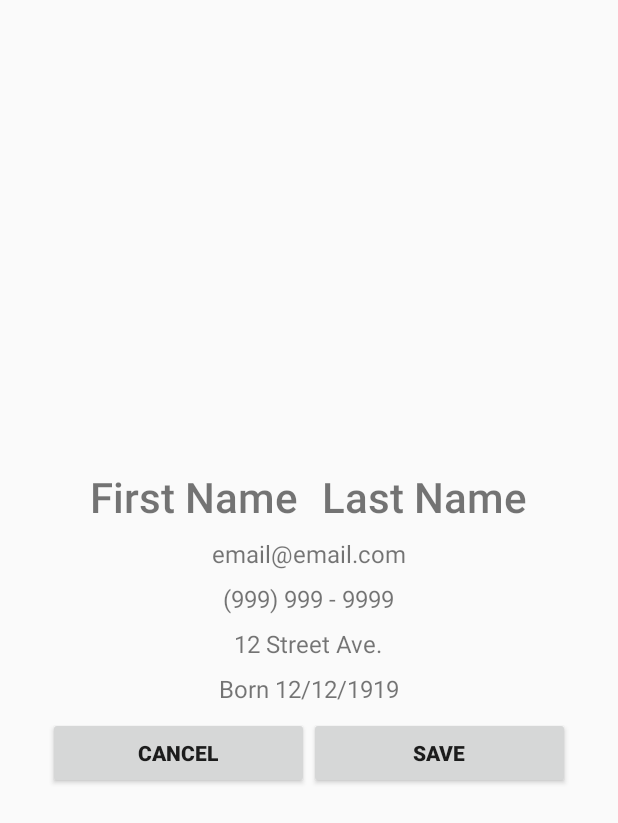
After one commit to Kaleb-kougl/ContactsLoremIpsum, an Android app: the layout contact_dialog.xml on its own in the app's theme, with its tools: preview values and no code run, on a phone screen of 412 x 824 dp. The commit adds this screen. Shown: the top 823 px of the screen. Run offline under Robolectric (Android 15) with nearby library versions, the phone set to English and light mode, and no system bars.

Commit message:
adding xml file for contact dialog, adding contact dialog java class, adding comments to main activity, adding json parser which still needs more setting up

```diff
--- /dev/null
+++ b/app/src/main/java/com/example/splashscreentest/ContactDialog.java
@@ -0,0 +1,48 @@
+package com.example.splashscreentest;
+
+import android.app.Activity;
+import android.app.Dialog;
+import android.os.Bundle;
+import android.view.View;
+import android.view.Window;
+import android.widget.Button;
+
+public class ContactDialog extends Dialog implements View.OnClickListener {
+
+    public Activity c;
+    public Dialog d;
+    public Button save, cancel;
+
+    public ContactDialog(Activity myActivity) {
+        super(myActivity);
+        this.c = myActivity;
+    }
+
+    @Override
+    protected void onCreate(Bundle savedInstanceState) {
+        super.onCreate(savedInstanceState);
+        requestWindowFeature(Window.FEATURE_NO_TITLE);
+        setContentView(R.layout.contact_dialog);
+        save = (Button) findViewById(R.id.save_button);
+        cancel = (Button) findViewById(R.id.cancel_button);
+        save.setOnClickListener(this);
+        cancel.setOnClickListener(this);
+    }
+
+    @Override
+    public void onClick(View view) {
+        switch (view.getId()) {
+            case R.id.save_button:
+//                I think that this may because the finish of the main activty and then closing the app
+//                c.finish();
+                dismiss();
+                break;
+            case R.id.cancel_button:
+                dismiss();
+                break;
+            default:
+               dismiss();
+                break;
+        }
+    }
+}
--- a/app/src/main/java/com/example/splashscreentest/MainActivity.java
+++ b/app/src/main/java/com/example/splashscreentest/MainActivity.java
@@ -8,7 +8,6 @@ import android.util.Log;
 import android.view.View;
 import android.widget.Button;
 import android.widget.TextView;
-import android.widget.Toast;
 
 import com.android.volley.Request;
 import com.android.volley.RequestQueue;
@@ -17,9 +16,14 @@ import com.android.volley.VolleyError;
 import com.android.volley.toolbox.StringRequest;
 import com.android.volley.toolbox.Volley;
 
+import org.json.JSONException;
+import org.json.JSONObject;
+
 public class MainActivity extends AppCompatActivity {
 
-//    for testing purposes
+    /**
+     * This is used to log the error
+     */
     private static final String TAG = "MainActivity";
 
     @Override
@@ -28,7 +32,9 @@ public class MainActivity extends AppCompatActivity {
         super.onCreate(savedInstanceState);
         setContentView(R.layout.activity_main);
 
-//        Event listener for the add button
+        /**
+         * An event listener for the '+' btn
+         */
         Button add = (Button) findViewById(R.id.add_button);
         add.setOnClickListener(new View.OnClickListener() {
             @Override
@@ -40,17 +46,28 @@ public class MainActivity extends AppCompatActivity {
                 final TextView textView = (TextView) findViewById(R.id.first_text_view);
                 textView.setText("working on the http request meow");
 
-// Instantiate the RequestQueue.
+                /**
+                 * Instantiate the RequestQueue.
+                 */
                 RequestQueue queue = Volley.newRequestQueue(MainActivity.this);
-                String url ="https://randomuser.me/api/";
+                String url = "https://randomuser.me/api/";
 
-// Request a string response from the provided URL.
+                /**
+                 * Request a string reponse from the provided url
+                 */
                 StringRequest stringRequest = new StringRequest(Request.Method.GET, url,
                         new Response.Listener<String>() {
                             @Override
                             public void onResponse(String response) {
-                                // Display the first 500 characters of the response string.
-                                textView.setText("Response is: "+ response.substring(0,500));
+                                try {
+                                    JSONObject contactObject = new JSONObject(response);
+                                } catch (JSONException e) {
+                                    e.printStackTrace();
+                                }
+                                /**
+                                 * Display the first 500 chars of the response string
+                                 */
+                                textView.setText("Response is: " + response.substring(0, 500));
                                 openDialog();
                             }
                         }, new Response.ErrorListener() {
@@ -60,7 +77,9 @@ public class MainActivity extends AppCompatActivity {
                         textView.setText("That didn't work!");
                     }
                 });
-// Add the request to the RequestQueue.
+                /**
+                 * Add the request to the RequestQueue
+                 */
                 queue.add(stringRequest);
             }
         });
@@ -70,7 +89,9 @@ public class MainActivity extends AppCompatActivity {
      * Should take text to put in the dialog upon opening
      */
     public void openDialog() {
-        NewContactDialog dialog = new NewContactDialog();
-        dialog.show(getSupportFragmentManager(), "This is my dialog tag");
+//        NewContactDialog dialog = new NewContactDialog();
+//        dialog.show(getSupportFragmentManager(), "This is my dialog tag");
+        ContactDialog dialog = new ContactDialog(MainActivity.this);
+        dialog.show();
     }
 }
--- /dev/null
+++ b/app/src/main/res/layout/contact_dialog.xml
@@ -0,0 +1,108 @@
+<?xml version="1.0" encoding="utf-8"?>
+<LinearLayout xmlns:android="http://schemas.android.com/apk/res/android"
+    android:layout_width="match_parent"
+    android:layout_height="400dp"
+    android:layout_gravity="center"
+    android:layout_marginLeft="32dp"
+    android:layout_marginRight="32dp"
+    android:orientation="vertical">
+
+    <ImageView
+        android:layout_width="wrap_content"
+        android:layout_height="wrap_content"
+        android:layout_gravity="center"
+        android:layout_marginTop="32dp"
+        android:contentDescription="Photo of contact"
+        android:maxWidth="64dp"
+        android:maxHeight="64dp"
+        android:minWidth="64dp"
+        android:minHeight="64dp" />
+
+    <LinearLayout
+        android:layout_width="wrap_content"
+        android:layout_height="wrap_content"
+        android:layout_gravity="center"
+        android:layout_margin="4dp"
+        android:orientation="horizontal">
+
+        <TextView
+            android:layout_width="match_parent"
+            android:layout_height="wrap_content"
+            android:layout_marginRight="8dp"
+            android:fontFamily="sans-serif-medium"
+            android:text="First Name"
+            android:textSize="28sp" />
+
+        <TextView
+            android:layout_width="match_parent"
+            android:layout_height="wrap_content"
+            android:layout_marginLeft="8dp"
+            android:fontFamily="sans-serif-medium"
+            android:text="Last Name"
+            android:textSize="28sp" />
+    </LinearLayout>
+
+    <TextView
+        android:layout_width="wrap_content"
+        android:layout_height="wrap_content"
+        android:layout_gravity="center"
+        android:layout_margin="4dp"
+        android:text="email@email.com"
+        android:textSize="16sp" />
+
+    <TextView
+        android:layout_width="wrap_content"
+        android:layout_height="wrap_content"
+        android:layout_gravity="center"
+        android:layout_margin="4dp"
+        android:text="(999) 999 - 9999"
+        android:textSize="16sp" />
+
+    <TextView
+        android:layout_width="wrap_content"
+        android:layout_height="wrap_content"
+        android:layout_gravity="center"
+        android:layout_margin="4dp"
+        android:text="12 Street Ave."
+        android:textSize="16sp" />
+
+    <TextView
+        android:layout_width="wrap_content"
+        android:layout_height="wrap_content"
+        android:layout_gravity="center"
+        android:layout_margin="4dp"
+        android:text="Born 12/12/1919"
+        android:textSize="16sp" />
+
+    <LinearLayout
+        android:layout_width="match_parent"
+        android:layout_height="wrap_content"
+        android:layout_gravity="center_horizontal"
+        android:layout_marginTop="4dp"
+        android:orientation="horizontal"
+        android:weightSum="1">
+
+        <Button
+            android:id="@+id/cancel_button"
+            android:layout_width="wrap_content"
+            android:layout_height="wrap_content"
+            android:layout_weight="0.5"
+            android:clickable="true"
+            android:focusable="true"
+            android:text="Cancel"
+            android:textStyle="bold" />
+
+        <Button
+            android:id="@+id/save_button"
+            android:layout_width="wrap_content"
+            android:layout_height="wrap_content"
+            android:layout_weight="0.5"
+            android:clickable="true"
+            android:focusable="true"
+            android:text="Save"
+            android:textStyle="bold" />
+
+    </LinearLayout>
+
+
+</LinearLayout>
```
